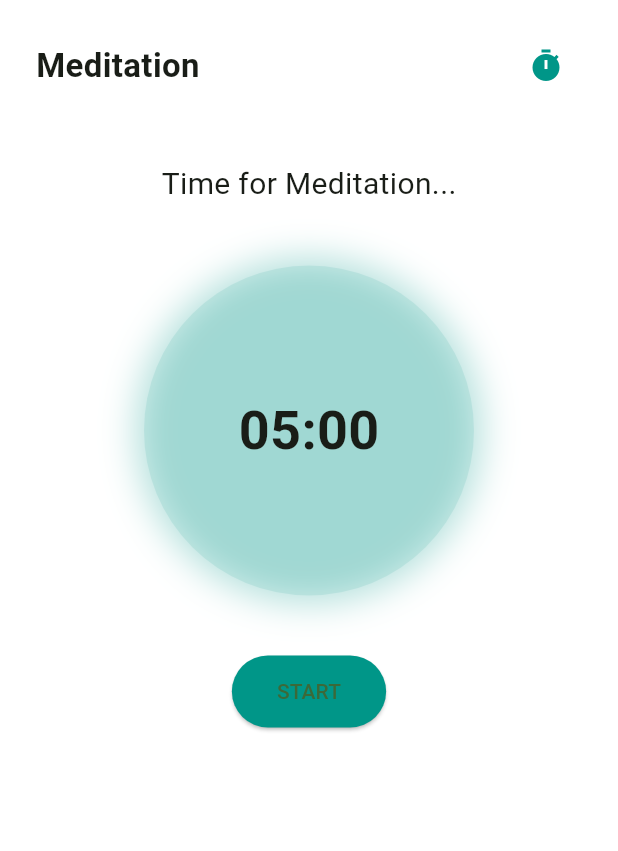
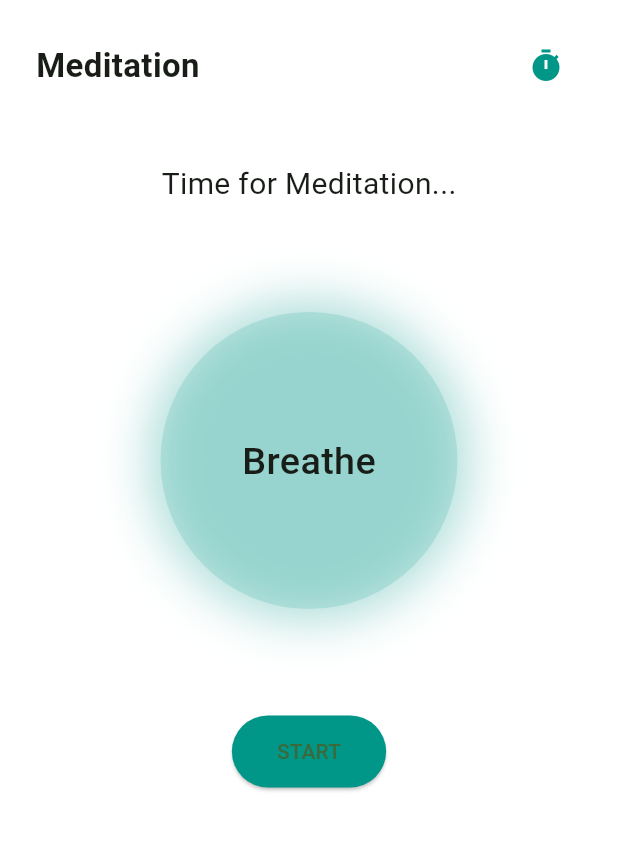
Before and after one commit to arnarock/mindcare, a Flutter app: the MeditationPage widget shown alone on an empty page, opened directly, on a phone screen of 412 x 824 dp, the part 90-941 px from its top. Run offline on Flutter 3.47's test engine with Material 3 defaults, Android fonts, the phone set to English and light mode, and no system bars; our stand-ins replace cloud_firestore, firebase_auth, firebase_core; accounts and stored records are empty.

Commit message:
breathing animation

```diff
--- a/lib/features/meditation/meditation_page.dart
+++ b/lib/features/meditation/meditation_page.dart
@@ -9,9 +9,10 @@ class MeditationPage extends StatefulWidget {
   State<MeditationPage> createState() => _MeditationPageState();
 }
 
-class _MeditationPageState extends State<MeditationPage> {
+class _MeditationPageState extends State<MeditationPage>
+    with SingleTickerProviderStateMixin {
 
-  /// ✅ ค่าเริ่มต้น 5 นาที
+  /// ค่าเริ่มต้น 5 นาที
   int remainingSeconds = 300;
   int sessionSeconds = 300;
 
@@ -19,9 +20,28 @@ class _MeditationPageState extends State<MeditationPage> {
   bool isRunning = false;
   bool hasStarted = false;
 
+  late AnimationController _breathController;
+  late Animation<double> _breathAnimation;
+
   @override
   void initState() {
     super.initState();
+
+    /// breathing animation
+    _breathController = AnimationController(
+      vsync: this,
+      duration: const Duration(seconds: 4),
+    );
+
+    _breathAnimation = Tween<double>(
+      begin: 0.9,
+      end: 1.2,
+    ).animate(
+      CurvedAnimation(
+        parent: _breathController,
+        curve: Curves.easeInOut,
+      ),
+    );
   }
 
   /// --------------------------
@@ -32,9 +52,7 @@ class _MeditationPageState extends State<MeditationPage> {
       context: context,
       backgroundColor: Colors.white,
       shape: const RoundedRectangleBorder(
-        borderRadius: BorderRadius.vertical(
-          top: Radius.circular(30),
-        ),
+        borderRadius: BorderRadius.vertical(top: Radius.circular(30)),
       ),
       builder: (context) => const SetTimeSheet(),
     );
@@ -62,9 +80,12 @@ class _MeditationPageState extends State<MeditationPage> {
         });
       } else {
         timer.cancel();
+        _breathController.stop();
+
         setState(() {
           isRunning = false;
         });
+
         _showCompletionDialog();
       }
     });
@@ -74,8 +95,10 @@ class _MeditationPageState extends State<MeditationPage> {
   void toggleTimer() {
     if (isRunning) {
       timer?.cancel();
+      _breathController.stop();
     } else {
       startTimer();
+      _breathController.repeat(reverse: true);
       hasStarted = true;
     }
 
@@ -87,6 +110,7 @@ class _MeditationPageState extends State<MeditationPage> {
   /// RESET
   void resetTimer() {
     timer?.cancel();
+    _breathController.stop();
 
     setState(() {
       remainingSeconds = sessionSeconds;
@@ -149,15 +173,10 @@ class _MeditationPageState extends State<MeditationPage> {
     );
   }
 
-  String formatTime(int seconds) {
-    final minutes = (seconds ~/ 60).toString().padLeft(2, '0');
-    final secs = (seconds % 60).toString().padLeft(2, '0');
-    return "$minutes:$secs";
-  }
-
   @override
   void dispose() {
     timer?.cancel();
+    _breathController.dispose();
     super.dispose();
   }
 
@@ -197,34 +216,39 @@ class _MeditationPageState extends State<MeditationPage> {
               style: TextStyle(fontSize: 20),
             ),
 
-            const SizedBox(height: 40),
+            const SizedBox(height: 60),
 
-            Container(
+            /// Breathing Circle
+            ScaleTransition(
+              scale: _breathAnimation,
+              child: Container(
                 width: 220,
                 height: 220,
                 decoration: BoxDecoration(
                   shape: BoxShape.circle,
-                color: Colors.teal.withOpacity(0.1),
+                  color: Colors.teal.withOpacity(0.15),
                   boxShadow: [
                     BoxShadow(
                       color: Colors.teal.withOpacity(0.3),
-                    blurRadius: 20,
-                    spreadRadius: 5,
+                      blurRadius: 30,
+                      spreadRadius: 10,
                     ),
                   ],
                 ),
                 alignment: Alignment.center,
-              child: Text(
-                formatTime(remainingSeconds),
-                style: const TextStyle(
-                  fontSize: 36,
-                  fontWeight: FontWeight.bold,
+                child: const Text(
+                  "Breathe",
+                  style: TextStyle(
+                    fontSize: 28,
+                    fontWeight: FontWeight.w500,
+                  ),
                 ),
               ),
             ),
 
-            const SizedBox(height: 40),
+            const SizedBox(height: 60),
 
+            /// Buttons
             Row(
               mainAxisAlignment: MainAxisAlignment.center,
               children: [
@@ -279,7 +303,7 @@ class SetTimeSheet extends StatefulWidget {
 
 class _SetTimeSheetState extends State<SetTimeSheet> {
 
-  int selectedMinutes = 5; // ค่า default 5 นาที
+  int selectedMinutes = 5;
 
   @override
   Widget build(BuildContext context) {
```
Lines whose indentation alone changed are shown as unchanged.
